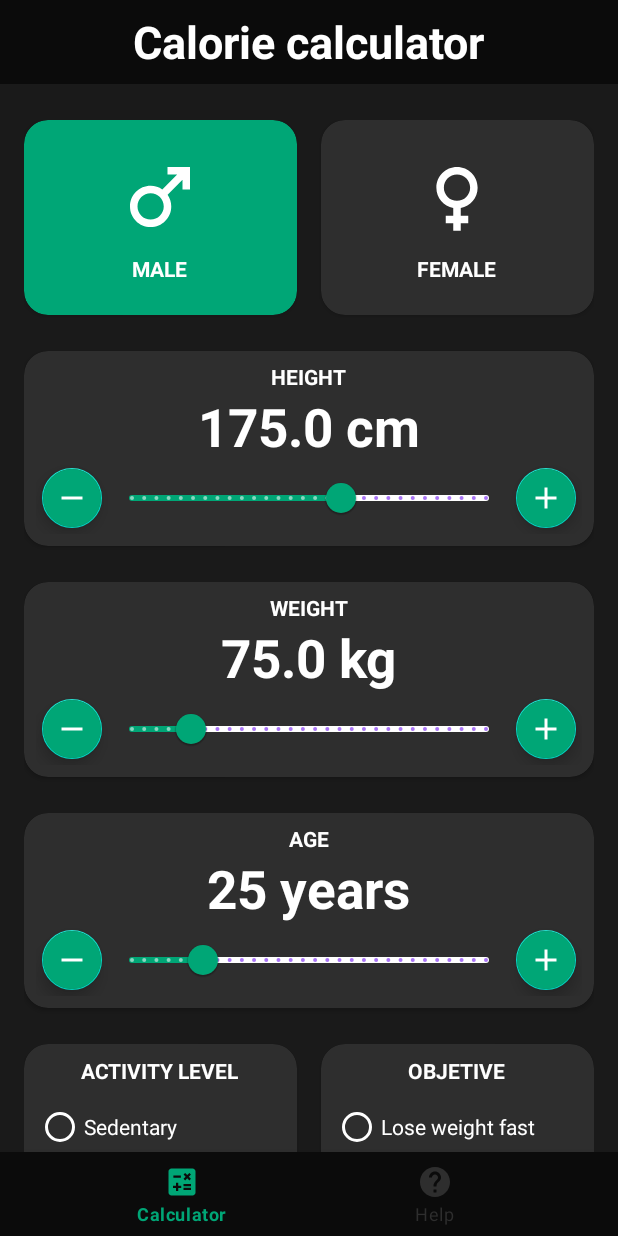
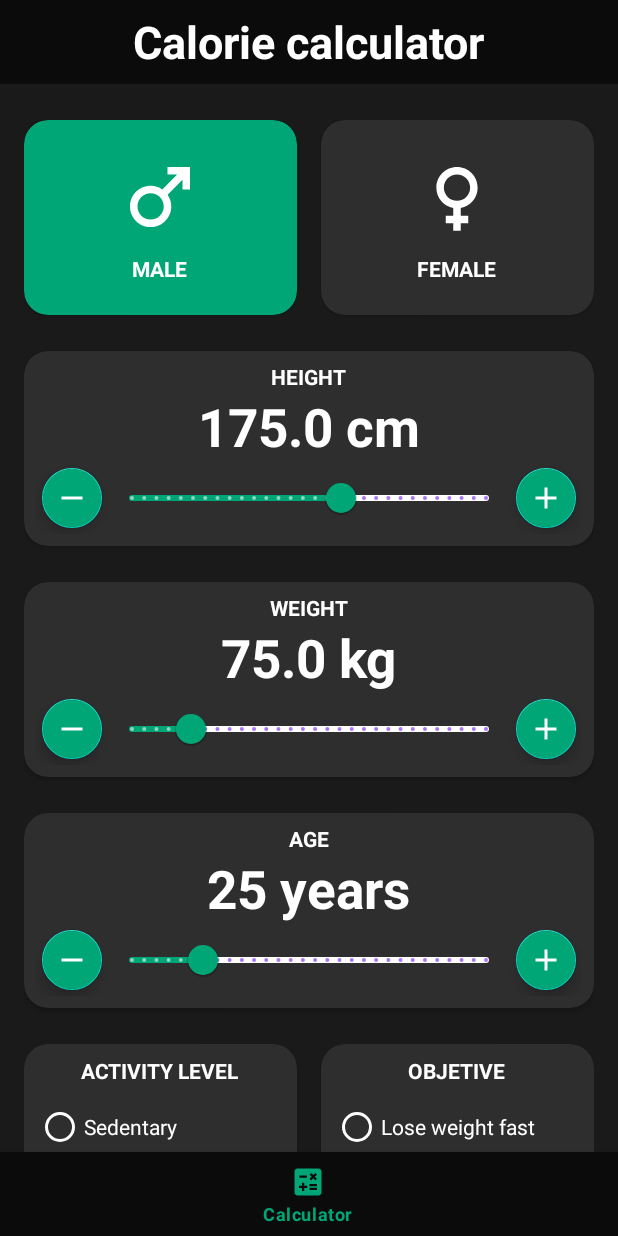
Before and after one commit to DevGalan/CalorieCalculator, an Android app: the screen it shows after launch (MainActivity), on a phone screen of 412 x 824 dp. Run offline under Robolectric (Android 15) with nearby library versions, the phone set to English and light mode, and no system bars; our stand-ins replace AdMob, Dagger/Hilt's generated code, navigation-ui; 2 statements that could not run were skipped.

Commit message:
Disable help menu for first build

```diff
--- a/app/src/main/res/menu/bottom_menu.xml
+++ b/app/src/main/res/menu/bottom_menu.xml
@@ -5,8 +5,8 @@
         android:icon="@drawable/ic_calculate"
         android:title="@string/calculator_fragment" />
 
-    <item
-        android:id="@+id/helpFragment"
-        android:icon="@drawable/ic_help"
-        android:title="@string/help_fragment" />
+<!--    <item-->
+<!--        android:id="@+id/helpFragment"-->
+<!--        android:icon="@drawable/ic_help"-->
+<!--        android:title="@string/help_fragment" />-->
 </menu>
```
